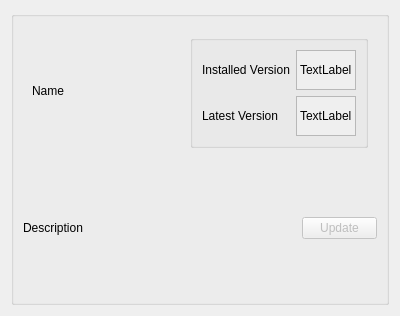
This is list_item.ui in natelust/NTV as Qt 5 draws it before an edit. The edited form follows.
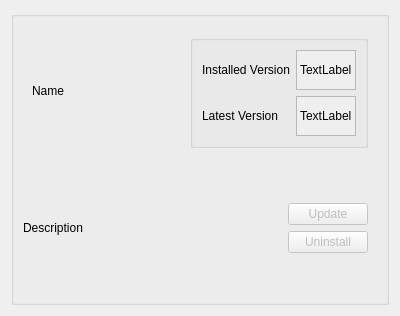
This is the edited form.

What changed in the file:
```diff
--- a/list_item.ui
+++ b/list_item.ui
@@ -186,6 +186,12 @@
          </property>
          <item>
           <widget class="QLabel" name="description">
+           <property name="sizePolicy">
+            <sizepolicy hsizetype="Expanding" vsizetype="Preferred">
+             <horstretch>0</horstretch>
+             <verstretch>0</verstretch>
+            </sizepolicy>
+           </property>
            <property name="minimumSize">
             <size>
              <width>0</width>
@@ -200,20 +206,42 @@
            </property>
           </widget>
          </item>
-         <item>
+         <item alignment="Qt::AlignVCenter">
+          <widget class="QFrame" name="verticalFrame">
+           <layout class="QVBoxLayout" name="verticalLayout_3">
+            <item alignment="Qt::AlignRight">
           <widget class="QPushButton" name="updatebutton">
            <property name="enabled">
             <bool>false</bool>
            </property>
            <property name="maximumSize">
             <size>
-             <width>75</width>
+                <width>85</width>
              <height>16777215</height>
             </size>
            </property>
            <property name="text">
             <string>Update</string>
            </property>
+             </widget>
+            </item>
+            <item alignment="Qt::AlignRight">
+             <widget class="QPushButton" name="uninstallbutton">
+              <property name="enabled">
+               <bool>false</bool>
+              </property>
+              <property name="maximumSize">
+               <size>
+                <width>85</width>
+                <height>16777215</height>
+               </size>
+              </property>
+              <property name="text">
+               <string>Uninstall</string>
+              </property>
+             </widget>
+            </item>
+           </layout>
           </widget>
          </item>
         </layout>
```
Lines whose indentation alone changed are shown as unchanged.
